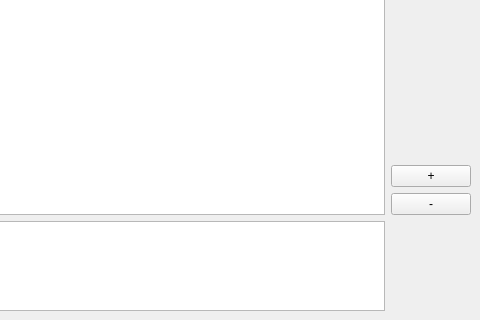
Before: the Qt Designer form proj/mainwindow.ui in boisbb/ICP, drawn with Qt 5; both pictures show x 139 to 619 and y 139 to 459 of the 619 by 459 pixel window.
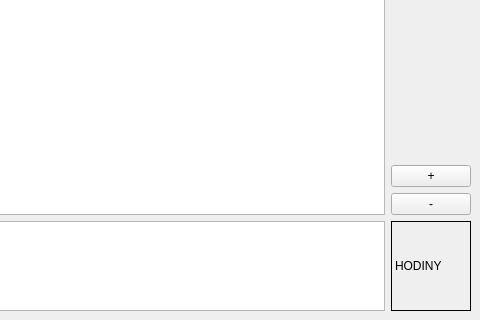
After: the same form once the commit is applied.

Commit message: příprava čas

The edit to the form file:
```diff
--- a/proj/mainwindow.ui
+++ b/proj/mainwindow.ui
@@ -15,7 +15,7 @@
   </property>
   <widget class="QWidget" name="centralwidget">
    <layout class="QGridLayout" name="gridLayout">
-    <item row="1" column="0">
+    <item row="2" column="0">
      <layout class="QVBoxLayout" name="verticalLayout_2">
       <item>
        <widget class="QGraphicsView" name="graphicsView_2">
@@ -39,6 +39,12 @@
      <layout class="QVBoxLayout" name="verticalLayout_4">
       <item>
        <widget class="QPushButton" name="speed_up">
+        <property name="sizePolicy">
+         <sizepolicy hsizetype="Maximum" vsizetype="Fixed">
+          <horstretch>0</horstretch>
+          <verstretch>0</verstretch>
+         </sizepolicy>
+        </property>
         <property name="text">
          <string>speed up</string>
         </property>
@@ -95,6 +101,22 @@
       </property>
      </widget>
     </item>
+    <item row="2" column="1">
+     <widget class="QLabel" name="clock">
+      <property name="layoutDirection">
+       <enum>Qt::LeftToRight</enum>
+      </property>
+      <property name="frameShape">
+       <enum>QFrame::Box</enum>
+      </property>
+      <property name="frameShadow">
+       <enum>QFrame::Plain</enum>
+      </property>
+      <property name="text">
+       <string>HODINY</string>
+      </property>
+     </widget>
+    </item>
    </layout>
   </widget>
  </widget>
```
The commit also changes 1 other file.
